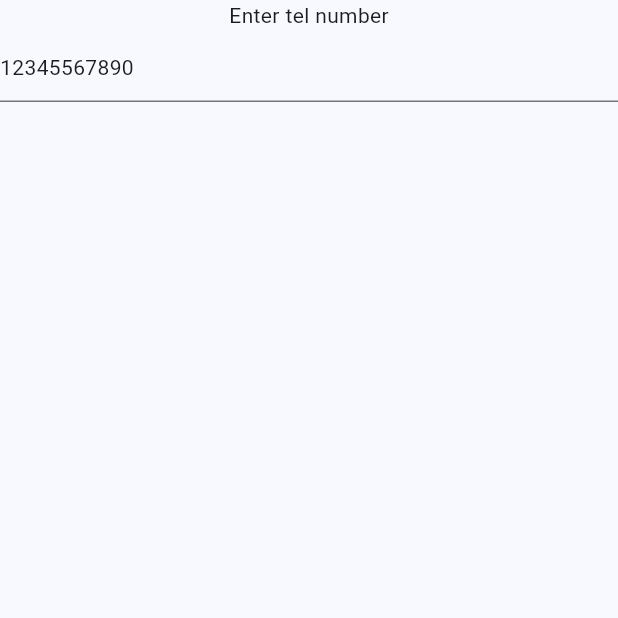
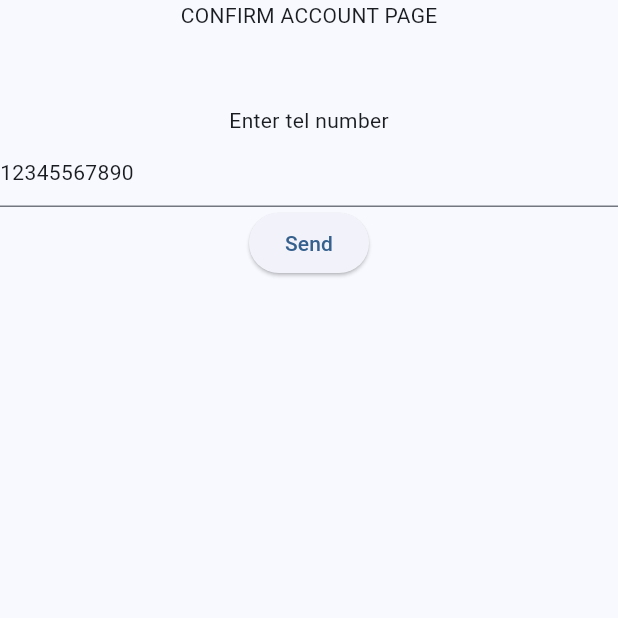
Before and after one commit to Nanaika/qde_realme, a Flutter app: the ConfirmAccountPage screen opened directly, on a phone screen of 412 x 824 dp, the top half of it. Run offline on Flutter 3.47's test engine with Material 3 defaults, Android fonts, the phone set to English and light mode, and no system bars; drawn by our look-alikes of showcaseview; our stand-ins replace cloud_firestore, connectivity_plus, dartz, dio, easy_localization, equatable and 11 more; accounts and stored records are empty; generated files the repository leaves out were written again.

Commit message:
added confirm account func

```diff
--- a/lib/core/router/app_router.dart
+++ b/lib/core/router/app_router.dart
@@ -1,6 +1,7 @@
 import 'package:go_router/go_router.dart';
 import 'package:qde_realme/features/auth/presentation/pages/auth_gates.dart';
 import 'package:qde_realme/features/auth/presentation/pages/login_page.dart';
+import 'package:qde_realme/features/home/presentation/pages/confirm_account_page.dart';
 import 'package:qde_realme/features/home/presentation/pages/home_page_slave.dart';
 
 import '../../features/home/presentation/pages/home_page_admin.dart';
@@ -26,12 +27,16 @@ class AppRouter {
         name: 'homeslave',
         builder: (context, state) => const HomePageSlave(),
       ),
-
       GoRoute(
         path: '/auth',
         name: 'auth',
         builder: (context, state) => const LoginPage(),
       ),
+      GoRoute(
+        path: '/confirm_account',
+        name: 'confirm_account',
+        builder: (context, state) => const ConfirmAccountPage(),
+      ),
 
     ],
   );
--- a/lib/features/auth/data/models/user_model.dart
+++ b/lib/features/auth/data/models/user_model.dart
@@ -34,4 +34,18 @@ class UserModel extends UserEntity {
       isModerated: isModerated,
     );
   }
+
+  UserModel copyWith({
+    String? id,
+    String? email,
+    String? number,
+    bool? isModerated,
+  }) {
+    return UserModel(
+      id: id ?? this.id,
+      email: email ?? this.email,
+      number: number ?? this.number,
+      isModerated: isModerated ?? this.isModerated,
+    );
+  }
 }
--- a/lib/features/auth/domain/repositories/auth_repository.dart
+++ b/lib/features/auth/domain/repositories/auth_repository.dart
@@ -1,6 +1,5 @@
 abstract class AuthRepository {
   Future login();
-
   Future logout();
   Future getCurrentUser(String id);
 }
--- /dev/null
+++ b/lib/features/home/bloc/confirm_account_bloc.dart
@@ -0,0 +1,28 @@
+import 'package:flutter_bloc/flutter_bloc.dart';
+import 'package:qde_realme/features/home/bloc/confirm_account_event.dart';
+import 'package:qde_realme/features/home/bloc/confirm_account_repository.dart';
+import 'package:qde_realme/features/home/bloc/confirm_account_state.dart';
+
+import '../../../core/error/failures.dart';
+
+class ConfirmAccountBloc extends Bloc<ConfirmAccountEvent, ConfirmAccountState> {
+  final ConfirmAccountRepository repository;
+
+  ConfirmAccountBloc({required this.repository}) : super(ConfirmAccountInitial()) {
+    on<ConfirmEvent>(_onConfirmAccount);
+  }
+
+  Future<void> _onConfirmAccount(ConfirmEvent event, Emitter<ConfirmAccountState> emit) async {
+    emit(ConfirmAccountLoading());
+
+    try {
+      await repository.confirm(event.user);
+
+      emit(ConfirmAccountSuccess());
+    } on Failure catch (failure) {
+      emit(ConfirmAccountError(failure));
+    } catch (e) {
+      emit(ConfirmAccountError(ServerFailure(e.toString())));
+    }
+  }
+}
--- /dev/null
+++ b/lib/features/home/bloc/confirm_account_event.dart
@@ -0,0 +1,8 @@
+import 'package:qde_realme/features/auth/data/models/user_model.dart';
+
+abstract class ConfirmAccountEvent {}
+
+class ConfirmEvent extends ConfirmAccountEvent {
+  final UserModel user;
+  ConfirmEvent(this.user);
+}
--- /dev/null
+++ b/lib/features/home/bloc/confirm_account_remote_datasource.dart
@@ -0,0 +1,16 @@
+import 'package:cloud_firestore/cloud_firestore.dart';
+import 'package:qde_realme/core/utils/app_constants.dart';
+import 'package:qde_realme/features/auth/data/models/user_model.dart';
+
+abstract class ConfirmAccountRemoteDataSource {
+  Future confirm(UserModel user);
+}
+
+class ConfirmAccountRemoteDataSourceImpl implements ConfirmAccountRemoteDataSource {
+  final db = FirebaseFirestore.instance;
+
+  @override
+  Future<void> confirm(UserModel user) async{
+    await db.collection(AppConstants.moderateUsers).doc(user.id).set(user.toJson());
+  }
+}
--- /dev/null
+++ b/lib/features/home/bloc/confirm_account_repository.dart
@@ -0,0 +1,6 @@
+import 'package:qde_realme/features/auth/data/models/user_model.dart';
+
+abstract class ConfirmAccountRepository {
+  Future confirm(UserModel user);
+
+}
--- /dev/null
+++ b/lib/features/home/bloc/confirm_account_repository_impl.dart
@@ -0,0 +1,17 @@
+import 'package:qde_realme/core/network/network_info.dart';
+import 'package:qde_realme/features/auth/data/models/user_model.dart';
+
+import 'confirm_account_remote_datasource.dart';
+import 'confirm_account_repository.dart';
+
+class ConfirmAccountRepositoryImpl implements ConfirmAccountRepository {
+  final ConfirmAccountRemoteDataSource  remoteDataSource;
+  final NetworkInfo networkInfo;
+
+  ConfirmAccountRepositoryImpl({required this.remoteDataSource, required this.networkInfo});
+
+  @override
+  Future<dynamic> confirm(UserModel user) async {
+    await remoteDataSource.confirm(user);
+  }
+}
--- /dev/null
+++ b/lib/features/home/bloc/confirm_account_state.dart
@@ -0,0 +1,15 @@
+import '../../../core/error/failures.dart';
+
+abstract class ConfirmAccountState {}
+
+class ConfirmAccountInitial extends ConfirmAccountState {}
+
+class ConfirmAccountLoading extends ConfirmAccountState {}
+
+class ConfirmAccountSuccess extends ConfirmAccountState {}
+
+class ConfirmAccountError extends ConfirmAccountState {
+  final Failure failure;
+
+  ConfirmAccountError(this.failure);
+}
--- a/lib/features/home/presentation/pages/confirm_account_page.dart
+++ b/lib/features/home/presentation/pages/confirm_account_page.dart
@@ -1,19 +1,66 @@
 import 'package:flutter/material.dart';
+import 'package:flutter_bloc/flutter_bloc.dart';
+import 'package:go_router/go_router.dart';
+import 'package:qde_realme/features/auth/presentation/bloc/auth_bloc.dart';
+import 'package:qde_realme/features/auth/presentation/bloc/auth_state.dart';
+import 'package:qde_realme/features/home/bloc/confirm_account_bloc.dart';
+import 'package:qde_realme/features/home/bloc/confirm_account_event.dart';
+import 'package:qde_realme/features/home/bloc/confirm_account_state.dart';
 
-class ConfirmAccountPage extends StatelessWidget {
+class ConfirmAccountPage extends StatefulWidget {
   const ConfirmAccountPage({super.key});
 
+  @override
+  State<ConfirmAccountPage> createState() => _ConfirmAccountPageState();
+}
 
+class _ConfirmAccountPageState extends State<ConfirmAccountPage> {
+  late final TextEditingController controller;
+
+  @override
+  void initState() {
+    super.initState();
+    controller = TextEditingController();
+  }
 
   @override
   Widget build(BuildContext context) {
-    return const Scaffold(
-      body: Column(
-        children: [
-          Text('Enter tel number'),
-          TextField(decoration: InputDecoration(hint: Text('12345567890')),)
-        ],
-      ),
+    return BlocConsumer<ConfirmAccountBloc, ConfirmAccountState>(
+      builder: (BuildContext context, state) {
+        if (state is ConfirmAccountLoading) {
+          return const Center(child: CircularProgressIndicator());
+        }
+        return PopScope(
+          canPop: false,
+          child: Scaffold(
+            body: SafeArea(
+              child: Column(
+                children: [
+                  const Text('CONFIRM ACCOUNT PAGE'),
+                  const SizedBox(height: 50),
+
+                  const Text('Enter tel number'),
+                  TextField(decoration: InputDecoration(hint: Text('12345567890')), controller: controller,),
+                  ElevatedButton(
+                    onPressed: () {
+                      final user = (context.read<AuthBloc>().state as AuthAuthenticated).currentUser.copyWith(number: controller.text);
+                      context.read<ConfirmAccountBloc>().add(ConfirmEvent(user));
+                    },
+                    child: const Text('Send'),
+                  ),
+                ],
+              ),
+            ),
+          ),
+        );
+      },
+      listener: (BuildContext context, state) {
+        if (state is ConfirmAccountSuccess) {
+          context.pop();
+        } else if (state is ConfirmAccountError) {
+          ScaffoldMessenger.of(context).showSnackBar(SnackBar(content: Text(state.failure.message)));
+        }
+      },
     );
   }
 }
--- a/lib/main.dart
+++ b/lib/main.dart
@@ -8,6 +8,7 @@ import 'package:qde_realme/core/notifications/notification_service.dart';
 import 'package:qde_realme/core/router/app_router.dart';
 import 'package:qde_realme/core/services/theme_service.dart';
 import 'package:qde_realme/features/auth/presentation/bloc/auth_bloc.dart';
+import 'package:qde_realme/features/home/bloc/confirm_account_bloc.dart';
 import 'package:qde_realme/generated/locale_keys.g.dart';
 import 'package:showcaseview/showcaseview.dart';
 
@@ -43,7 +44,10 @@ void main() async {
       fallbackLocale: const Locale('en'),
       useOnlyLangCode: true,
       child: MultiBlocProvider(
-        providers: [BlocProvider<AuthBloc>(create: (_) => getIt<AuthBloc>())],
+        providers: [
+          BlocProvider<AuthBloc>(create: (_) => getIt<AuthBloc>()),
+          BlocProvider<ConfirmAccountBloc>(create: (_) => getIt<ConfirmAccountBloc>()),
+        ],
         child: const MyApp(),
       ),
     ),
```
Also changed, not shown: lib/core/di/injection_container.dart (+13 -1 lines), lib/core/utils/app_constants.dart (+4 -3 lines), lib/features/home/presentation/pages/home_page_slave.dart (+26 -101 lines).
